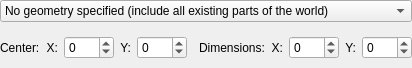
Old version of the form geometrywidget.ui in the repository AirSThib/MinetestMapperGUI.
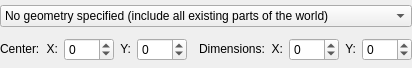
New version of the form. The open tabs and pages were chosen to show the change.

Commit message: Fix dimensions of geometry widget

```diff
--- a/geometrywidget.ui
+++ b/geometrywidget.ui
@@ -63,6 +63,12 @@
    </item>
    <item>
     <widget class="QStackedWidget" name="geometryStackedWidget">
+     <property name="sizePolicy">
+      <sizepolicy hsizetype="Preferred" vsizetype="Fixed">
+       <horstretch>0</horstretch>
+       <verstretch>0</verstretch>
+      </sizepolicy>
+     </property>
      <property name="currentIndex">
       <number>4</number>
      </property>
@@ -83,6 +89,12 @@
        </property>
        <item>
         <widget class="QLabel" name="label_35">
+         <property name="sizePolicy">
+          <sizepolicy hsizetype="Preferred" vsizetype="Fixed">
+           <horstretch>0</horstretch>
+           <verstretch>0</verstretch>
+          </sizepolicy>
+         </property>
          <property name="text">
           <string>Center:</string>
          </property>
@@ -91,7 +103,7 @@
        <item>
         <widget class="QLabel" name="label_29">
          <property name="sizePolicy">
-          <sizepolicy hsizetype="Fixed" vsizetype="Preferred">
+          <sizepolicy hsizetype="Preferred" vsizetype="Fixed">
            <horstretch>0</horstretch>
            <verstretch>0</verstretch>
           </sizepolicy>
@@ -128,6 +140,12 @@
        </item>
        <item>
         <widget class="QLabel" name="label_30">
+         <property name="sizePolicy">
+          <sizepolicy hsizetype="Preferred" vsizetype="Fixed">
+           <horstretch>0</horstretch>
+           <verstretch>0</verstretch>
+          </sizepolicy>
+         </property>
          <property name="minimumSize">
           <size>
            <width>10</width>
@@ -173,6 +191,12 @@
        </item>
        <item>
         <widget class="QLabel" name="label_36">
+         <property name="sizePolicy">
+          <sizepolicy hsizetype="Preferred" vsizetype="Fixed">
+           <horstretch>0</horstretch>
+           <verstretch>0</verstretch>
+          </sizepolicy>
+         </property>
          <property name="text">
           <string>Dimensions:</string>
          </property>
@@ -180,6 +204,12 @@
        </item>
        <item>
         <widget class="QLabel" name="label_25">
+         <property name="sizePolicy">
+          <sizepolicy hsizetype="Preferred" vsizetype="Fixed">
+           <horstretch>0</horstretch>
+           <verstretch>0</verstretch>
+          </sizepolicy>
+         </property>
          <property name="minimumSize">
           <size>
            <width>10</width>
@@ -212,6 +242,12 @@
        </item>
        <item>
         <widget class="QLabel" name="label_24">
+         <property name="sizePolicy">
+          <sizepolicy hsizetype="Preferred" vsizetype="Fixed">
+           <horstretch>0</horstretch>
+           <verstretch>0</verstretch>
+          </sizepolicy>
+         </property>
          <property name="minimumSize">
           <size>
            <width>10</width>
```
Left out of the diff: 73 changed lines with no effect on the pictures.
